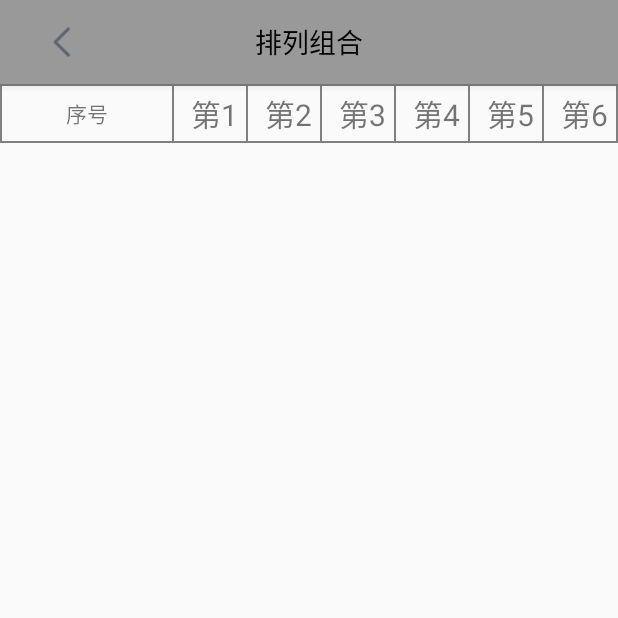
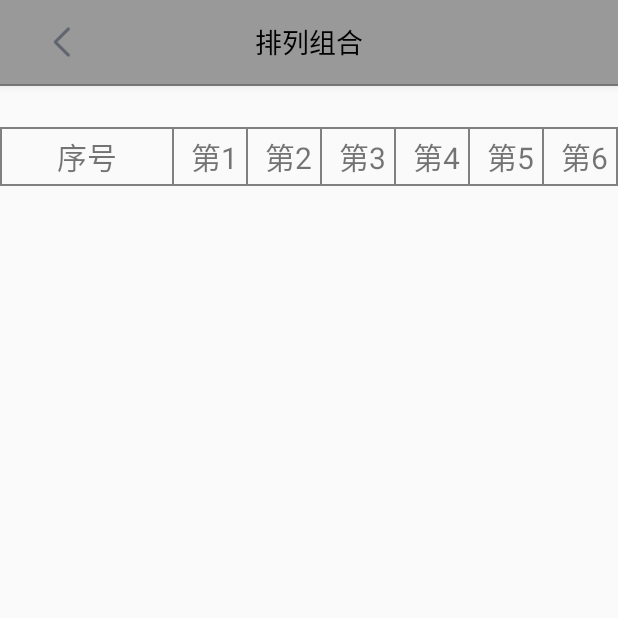
Before and after one commit to yupeiyong/Permutation, an Android app: the NumberListActivity screen opened directly, with no data from a screen before it, on a phone screen of 412 x 824 dp, the top half of it. Run offline under Robolectric (Android 15) with nearby library versions, the phone set to English and light mode, and no system bars; 1 statement that could not run was skipped.

Commit message:
显示格式完成

```diff
--- a/app/src/main/java/com/ypy/permutation/NumberAdapter.java
+++ b/app/src/main/java/com/ypy/permutation/NumberAdapter.java
@@ -44,6 +44,7 @@ public class NumberAdapter extends BaseAdapter {
         if(view==null){
             view=LayoutInflater.from(_context).inflate(R.layout.item_number,viewGroup,false);
             holder=new ViewHolder();
+            holder.number=view.findViewById(R.id.number);
             holder.first=view.findViewById(R.id.first);
             holder.second=view.findViewById(R.id.second);
             holder.third=view.findViewById(R.id.third);
@@ -56,6 +57,7 @@ public class NumberAdapter extends BaseAdapter {
         }
         List<Integer>numberList=_numbers.get(i);
         if(numberList!=null){
+            holder.number.setText(String.valueOf(i+1));
             holder.first.setText(String.valueOf(numberList.get(0)));
             holder.second.setText(String.valueOf(numberList.get(1)));
             holder.third.setText(String.valueOf(numberList.get(2)));
@@ -67,6 +69,7 @@ public class NumberAdapter extends BaseAdapter {
     }
 
     class ViewHolder{
+        TextView number;
         TextView first;
         TextView second;
         TextView third;
--- a/app/src/main/java/com/ypy/permutation/NumberListActivity.java
+++ b/app/src/main/java/com/ypy/permutation/NumberListActivity.java
@@ -27,10 +27,12 @@ public class NumberListActivity extends AppCompatActivity implements View.OnClic
 
         setCustomActionBar();
         //List<List<String>>numbers=  (List<List<String>>) getIntent().getParcelableExtra(Constant.NumberList);
+        TextView txtTotal=findViewById(R.id.txt_number_total);
         List<List<Integer>>numbers=(List<List<Integer>>)ModelStorage.getInstance().getModel(Constant.NumberListKey);
         ListView numberView=findViewById(R.id.lv_number);
         NumberAdapter adapter=new NumberAdapter(numbers);
         numberView.setAdapter(adapter);
+        txtTotal.setText("共有"+ String.valueOf(numbers.size())+"条数据");
     }
 
     private void setCustomActionBar() {
--- a/app/src/main/res/layout/activity_number_list.xml
+++ b/app/src/main/res/layout/activity_number_list.xml
@@ -6,6 +6,15 @@
     android:layout_height="match_parent"
     android:orientation="vertical"
     tools:context=".NumberListActivity">
+    <View
+        style="@style/list_item_seperator_layout"/>
+    <TextView
+        android:id="@+id/txt_number_total"
+        android:layout_width="match_parent"
+        android:layout_height="wrap_content"
+        android:textSize="20dp"
+        android:textColor="@color/red"
+        android:paddingLeft="20dp"/>
     <View
         style="@style/list_item_seperator_layout"/>
     <include
--- a/app/src/main/res/layout/item_number.xml
+++ b/app/src/main/res/layout/item_number.xml
@@ -45,7 +45,8 @@
                 android:layout_width="wrap_content"
                 android:layout_height="wrap_content"
                 android:layout_gravity="left"
-                android:padding="2dip" />
+                android:paddingLeft="8dp"
+                android:paddingTop="2dip"/>
             <View
                 style="@style/list_item_cell_seperator_layout"/>
             <TextView
--- a/app/src/main/res/layout/list_header.xml
+++ b/app/src/main/res/layout/list_header.xml
@@ -15,6 +15,7 @@
                 android:layout_width="wrap_content"
                 android:layout_height="wrap_content"
                 android:layout_gravity="center"
+                android:textSize="20dp"
                 android:padding="2dip"/>
             <View
                 style="@style/list_item_cell_seperator_layout"/>
```
Also changed, not shown: app/src/main/res/layout/list_item.xml (deleted, +0 -56 lines).
